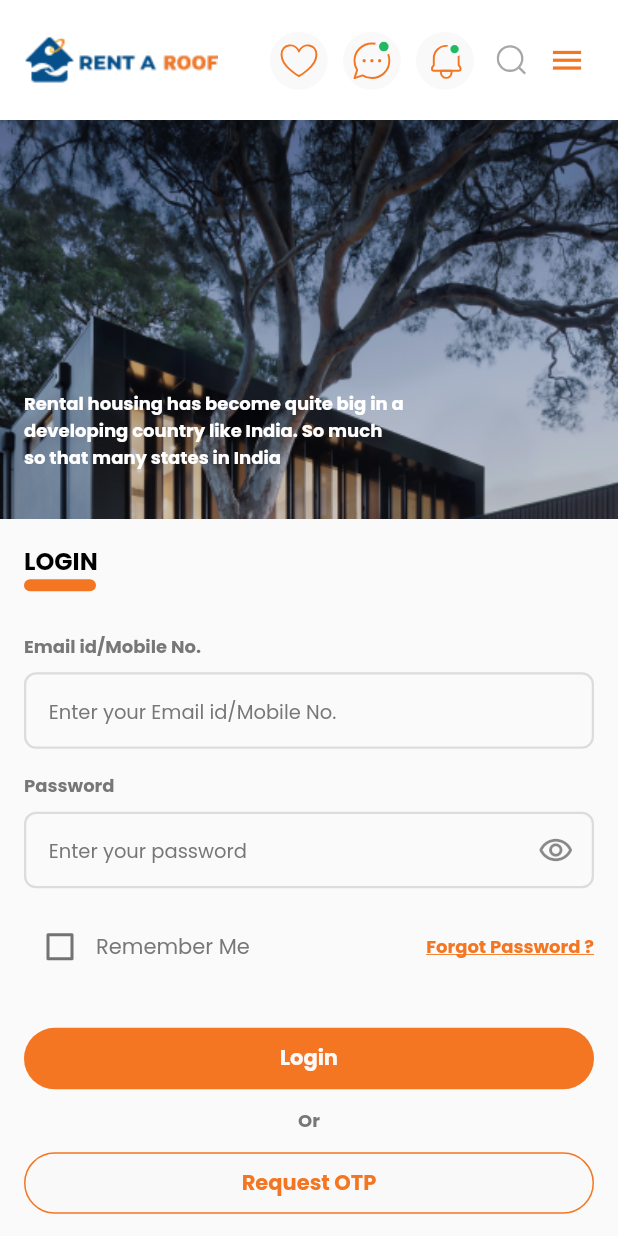
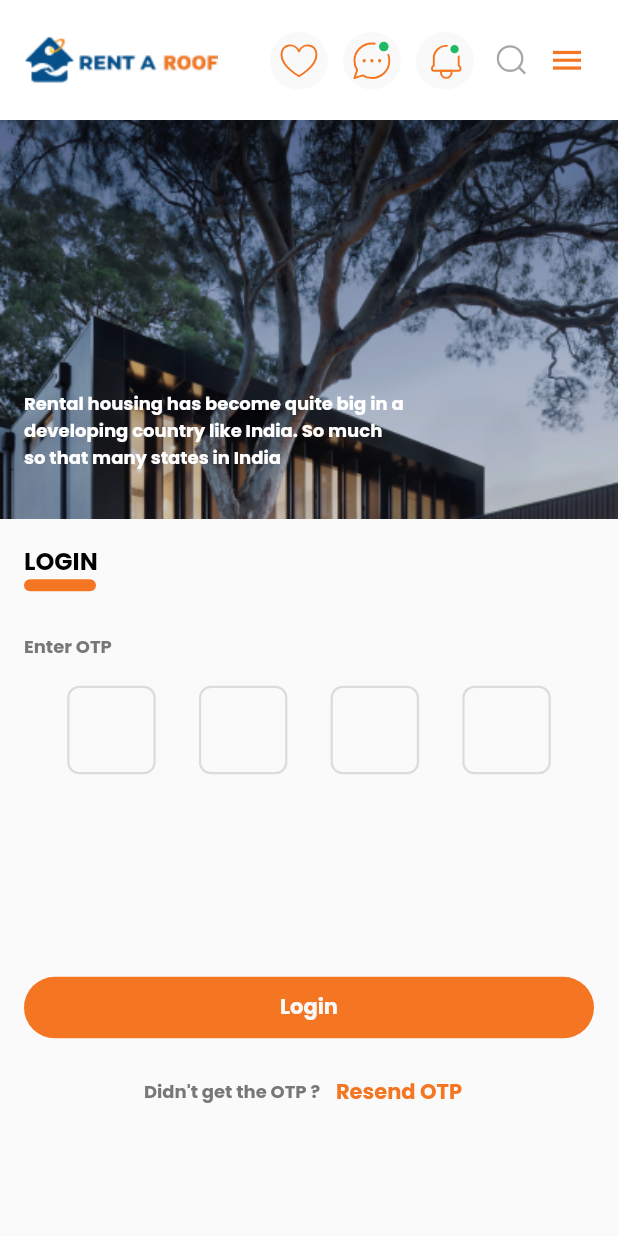
Before and after one commit to Bohemiaking/medecy, a Flutter app: the screen it shows after launch, on a phone screen of 412 x 824 dp. Run offline on Flutter 3.47's test engine with Material 2 defaults, Android fonts, the phone set to English and light mode, and no system bars; our stand-ins replace flutter_svg, google_fonts.

Commit message:
created - OTP-page

```diff
--- a/lib/main.dart
+++ b/lib/main.dart
@@ -3,6 +3,7 @@ import 'package:rentaroof_agent/constants/app_constants.dart';
 import 'package:rentaroof_agent/constants/app_routes.dart';
 import 'package:rentaroof_agent/constants/app_theme.dart';
 import 'package:rentaroof_agent/views/authentication/login_page.dart';
+import 'package:rentaroof_agent/views/authentication/otp_page.dart';
 
 void main() {
   runApp(const MyApp());
@@ -18,7 +19,7 @@ class MyApp extends StatelessWidget {
       title: AppConstants.appName,
       theme: appTheme(),
       debugShowCheckedModeBanner: false,
-      home: const LoginPage(),
+      home: const OtpPage(),
       routes: appRoutes(context),
     );
   }
--- a/lib/views/authentication/login_page.dart
+++ b/lib/views/authentication/login_page.dart
@@ -7,7 +7,7 @@ import 'package:rentaroof_agent/views/base/buttons/app_button.dart';
 import 'package:rentaroof_agent/views/base/buttons/underline_text_button.dart';
 
 import '../base/app_textunderline.dart';
-import '../base/imagetextstack_container.dart';
+import '../base/imagetextstack.dart';
 
 class LoginPage extends StatefulWidget {
   const LoginPage({super.key});
--- /dev/null
+++ b/lib/views/authentication/otp_page.dart
@@ -0,0 +1,159 @@
+import 'package:flutter/material.dart';
+import 'package:flutter/services.dart';
+import 'package:rentaroof_agent/constants/app_dimensions.dart';
+import 'package:rentaroof_agent/constants/app_theme.dart';
+import 'package:rentaroof_agent/views/base/app_bar.dart';
+import 'package:rentaroof_agent/views/base/buttons/app_button.dart';
+import 'package:rentaroof_agent/views/base/imagetextstack.dart';
+
+import '../base/app_textunderline.dart';
+
+class OtpPage extends StatefulWidget {
+  const OtpPage({super.key});
+
+  static const route = 'otp';
+
+  @override
+  State<OtpPage> createState() => _OtpPageState();
+}
+
+class _OtpPageState extends State<OtpPage> {
+  TextEditingController otp1_4th = TextEditingController();
+  TextEditingController otp2_4th = TextEditingController();
+  TextEditingController otp3_4th = TextEditingController();
+  TextEditingController otp4_4th = TextEditingController();
+
+  // use this string variable to post OTP for API purpose
+  late String otpText;
+
+  @override
+  void initState() {
+    otpText = otp1_4th.text + otp2_4th.text + otp3_4th.text + otp4_4th.text;
+    super.initState();
+  }
+
+  @override
+  void dispose() {
+    otp1_4th.dispose();
+    otp2_4th.dispose();
+    otp3_4th.dispose();
+    otp4_4th.dispose();
+    super.dispose();
+  }
+
+  @override
+  Widget build(BuildContext context) {
+    return Scaffold(
+      appBar: appBar(context),
+      body: SafeArea(
+          child: SingleChildScrollView(
+        physics: const AlwaysScrollableScrollPhysics(),
+        child: Column(
+          children: [
+            const ImageTextStackContainer(),
+            const SizedBox(
+              height: 16,
+            ),
+            Padding(
+              padding: const EdgeInsets.only(left: 16.0, right: 16.0),
+              child: SizedBox(
+                width: width(context),
+                child: Column(
+                  crossAxisAlignment: CrossAxisAlignment.start,
+                  children: [
+                    const Text(
+                      "LOGIN",
+                      style: TextStyle(
+                          color: Colors.black,
+                          fontSize: 16,
+                          fontWeight: FontWeight.bold),
+                    ),
+                    const AppTextUnderline(),
+                    const SizedBox(
+                      height: 28,
+                    ),
+                    Text(
+                      "Enter OTP",
+                      style: textMedium().copyWith(fontWeight: FontWeight.bold),
+                    ),
+                    const SizedBox(
+                      height: 17,
+                    ),
+                    Row(
+                      mainAxisAlignment: MainAxisAlignment.spaceEvenly,
+                      children: [
+                        otpTextField(context, otp1_4th),
+                        otpTextField(context, otp2_4th),
+                        otpTextField(context, otp3_4th),
+                        otpTextField(context, otp4_4th)
+                      ],
+                    ),
+                    const SizedBox(
+                      height: 135,
+                    ),
+                    Column(
+                      mainAxisAlignment: MainAxisAlignment.center,
+                      children: [
+                        AppButton(
+                            height: 41.0,
+                            width: width(context) / 1,
+                            isColorFilled: true,
+                            txtdata: "Login"),
+                        const SizedBox(
+                          height: 12,
+                        ),
+                        Row(
+                          mainAxisAlignment: MainAxisAlignment.center,
+                          children: [
+                            Text(
+                              "Didn't get the OTP ? ",
+                              style: textMedium()
+                                  .copyWith(fontWeight: FontWeight.bold),
+                            ),
+                            TextButton(
+                                onPressed: () {},
+                                child: Text(
+                                  "Resend OTP",
+                                  style: textApp()
+                                      .copyWith(color: const Color(0xffF47622)),
+                                ))
+                          ],
+                        ),
+                      ],
+                    )
+                  ],
+                ),
+              ),
+            )
+          ],
+        ),
+      )),
+    );
+  }
+
+  Widget otpTextField(context, controller) {
+    return Container(
+      height: 59,
+      width: 59,
+      decoration: BoxDecoration(
+          border: Border.all(color: Colors.black12, width: 1.5),
+          borderRadius: BorderRadius.circular(8)),
+      child: TextFormField(
+        controller: controller,
+        onChanged: (value) {
+          if (value.length == 1) {
+            FocusScope.of(context).nextFocus();
+          }
+        },
+        keyboardType: TextInputType.number,
+        inputFormatters: [
+          LengthLimitingTextInputFormatter(1),
+          FilteringTextInputFormatter.digitsOnly
+        ],
+        textAlignVertical: TextAlignVertical.center,
+        textAlign: TextAlign.center,
+        decoration: const InputDecoration(border: InputBorder.none),
+      ),
+    );
+  }
+}
--- a/lib/views/base/app_textunderline.dart
+++ b/lib/views/base/app_textunderline.dart
@@ -11,7 +11,8 @@ class AppTextUnderline extends StatelessWidget {
       height: 8,
       width: 48,
       decoration: BoxDecoration(
-          color: Color(0xfff47622), borderRadius: BorderRadius.circular(30)),
+          color: const Color(0xfff47622),
+          borderRadius: BorderRadius.circular(30)),
     );
   }
 }
```
Also changed, not shown: lib/views/base/imagetextstack.dart (renamed from lib/views/base/imagetextstack_container.dart).
